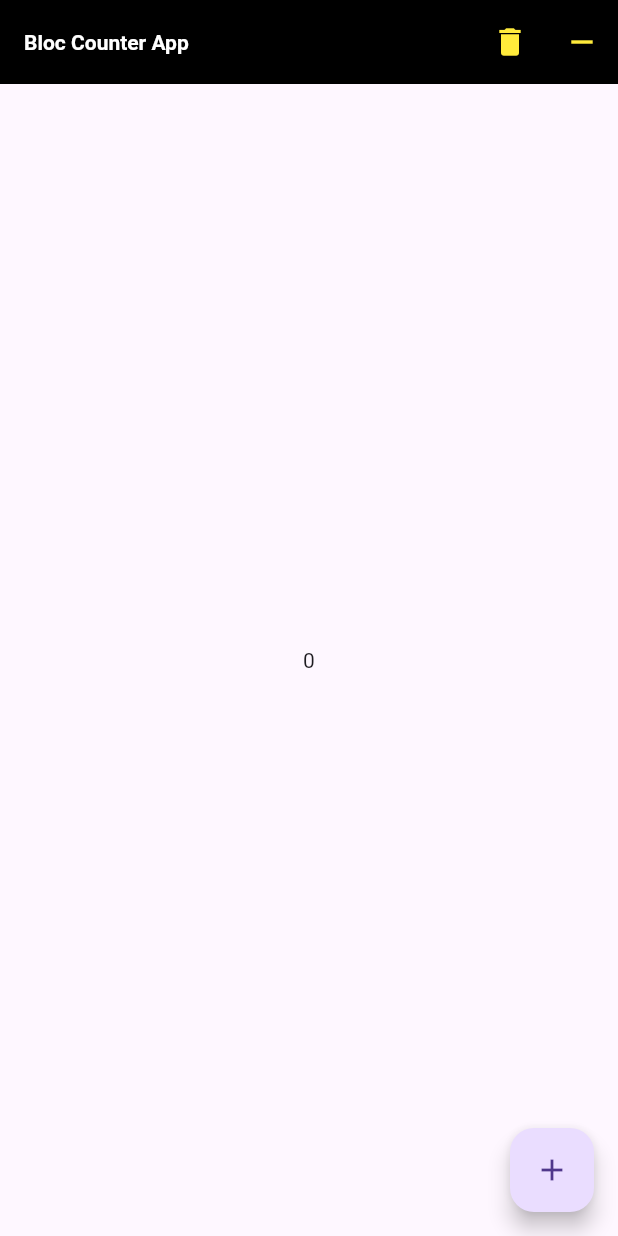
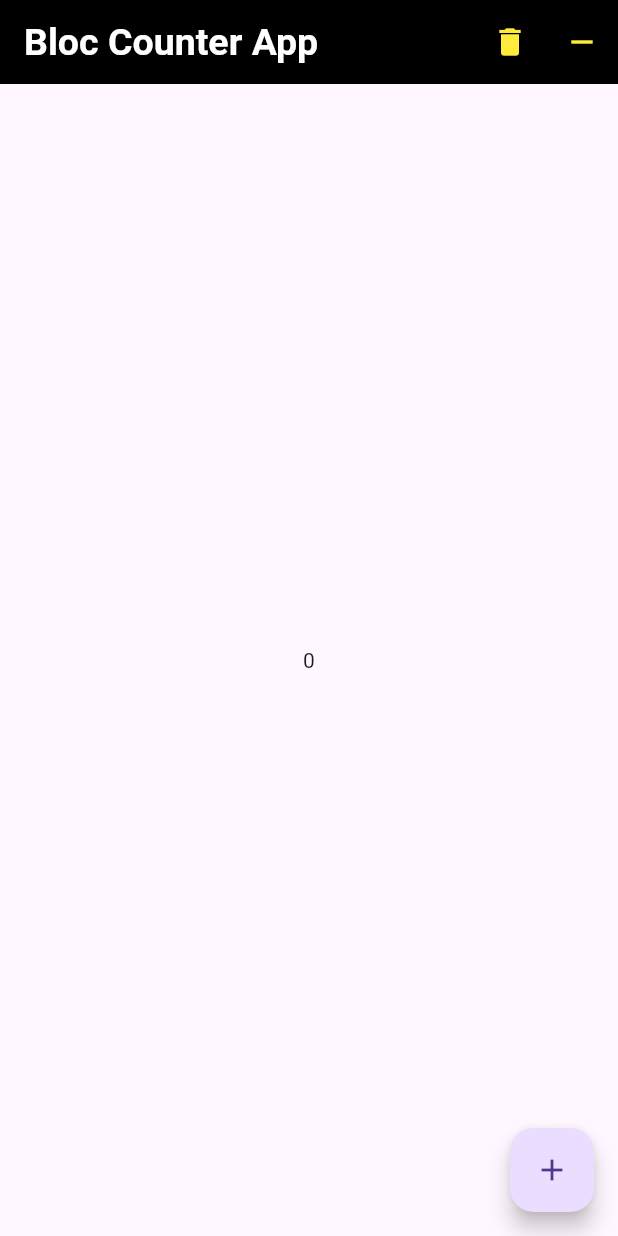
Before and after one commit to YusufBerkez/bloc_counter_app, a Flutter app: the screen it shows after launch, on a phone screen of 412 x 824 dp. Run offline on Flutter 3.47's test engine with Material 3 defaults, Android fonts, the phone set to English and light mode, and no system bars; our stand-ins replace flutter_bloc.

```diff
--- a/lib/main.dart
+++ b/lib/main.dart
@@ -47,7 +47,10 @@ class MyProject extends StatelessWidget {
             ],
             title: Text("Bloc Counter App"),
             backgroundColor: Colors.black,
-            titleTextStyle: TextStyle(fontWeight: FontWeight.bold),
+            titleTextStyle: TextStyle(
+              fontWeight: FontWeight.bold,
+              fontSize: 25,
+            ),
             foregroundColor: Colors.yellow,
           ),
           body: Center(child: Text('${state.counterValue}')),
```
